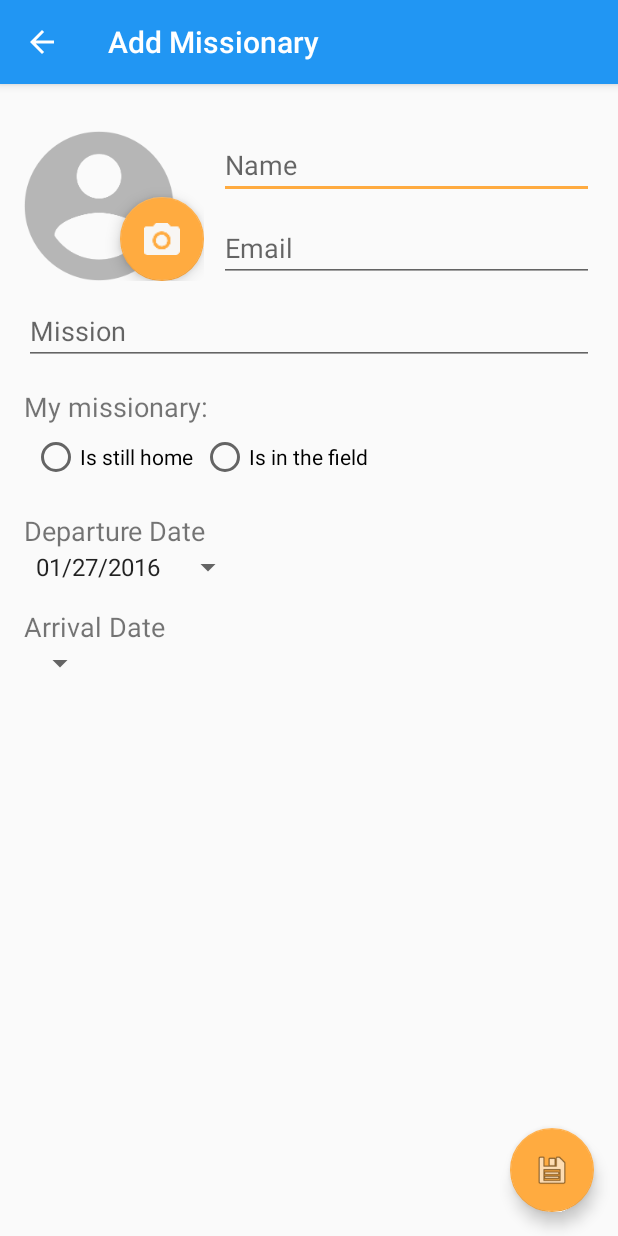
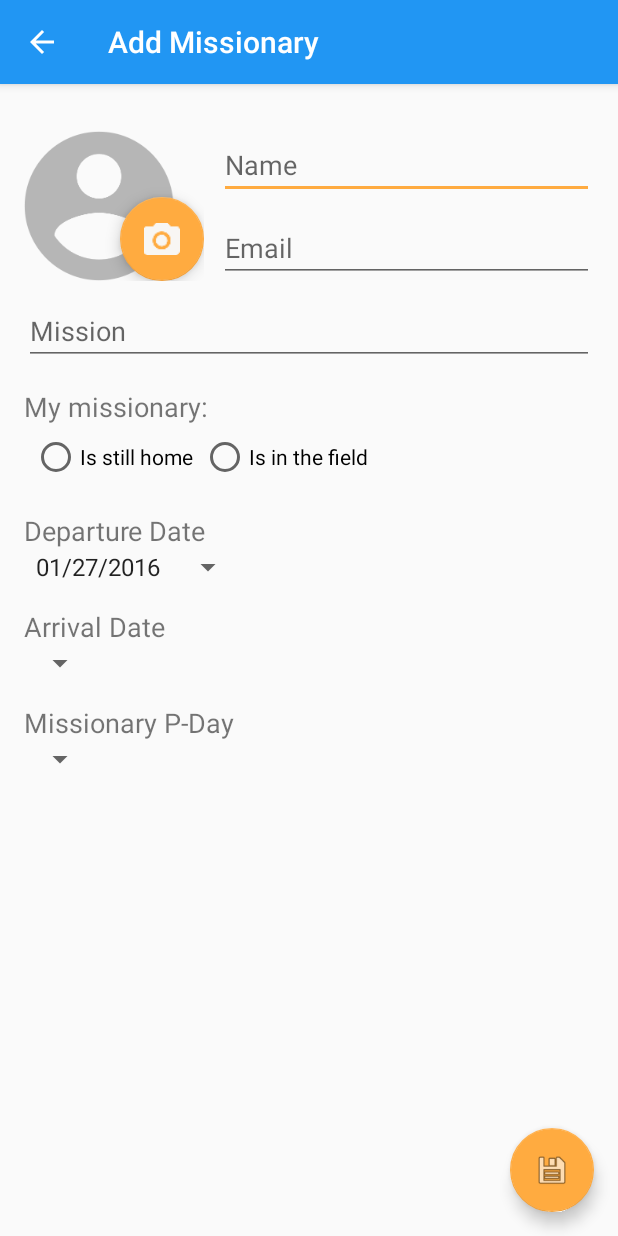
Before and after one commit to loganbentley/MissionaryTracker2, an Android app: the AddMissionaryActivity screen opened directly, with no data from a screen before it, on a phone screen of 412 x 824 dp. Run offline under Robolectric (Android 15) with nearby library versions, the phone set to English and light mode, and no system bars; our stand-ins replace Picasso; libraries missing offline, so code that uses them is left out: com.parse; pictures from the network do not load.

Commit message:
Added missionary row adapter stuff

```diff
--- a/app/src/main/java/missionarytracker/bent/com/missionarytracker/AddMissionaryActivity.java
+++ b/app/src/main/java/missionarytracker/bent/com/missionarytracker/AddMissionaryActivity.java
@@ -126,12 +126,12 @@ public class AddMissionaryActivity extends AppCompatActivity {
         mDepartureYear = cal.get(Calendar.YEAR);
         mDepartureMonth = cal.get(Calendar.MONTH);
         mDepartureDay = cal.get(Calendar.DATE);
-        Date date = cal.getTime();
-        ArrayList<String> dateArray = new ArrayList<>();
-        dateArray.add(0, dateFormat.format(date));
-        ArrayAdapter adapter2 = new ArrayAdapter(this, android.R.layout.simple_spinner_item, dateArray);
-        adapter2.setDropDownViewResource(android.R.layout.simple_spinner_dropdown_item);
-        mDepartureSpinner.setAdapter(adapter2);
+        Date departureDate = cal.getTime();
+        ArrayList<String> departureDateArray = new ArrayList<>();
+        departureDateArray.add(0, dateFormat.format(departureDate));
+        ArrayAdapter departureAdapter = new ArrayAdapter(this, android.R.layout.simple_spinner_item, departureDateArray);
+        departureAdapter.setDropDownViewResource(android.R.layout.simple_spinner_dropdown_item);
+        mDepartureSpinner.setAdapter(departureAdapter);
 
         mDepartureSpinner.setOnTouchListener(new View.OnTouchListener() {
             @Override
@@ -143,6 +143,16 @@ public class AddMissionaryActivity extends AppCompatActivity {
                 return true;
             }
         });
+
+        cal.add(Calendar.YEAR, 2);
+        mArrivalYear = cal.get(Calendar.YEAR);
+        mArrivalMonth = cal.get(Calendar.MONTH);
+        mArrivalDay = cal.get(Calendar.DATE);
+        Date arrivalDate = cal.getTime();
+        ArrayList<String> arrivalDateArray = new ArrayList<>();
+        arrivalDateArray.add(0, dateFormat.format(arrivalDate));
+        ArrayAdapter arrivalAdapter = new ArrayAdapter(this, android.R.layout.simple_spinner_item, arrivalDateArray);
+        arrivalAdapter.setDropDownViewResource(android.R.layout.simple_spinner_dropdown_item);
 
         mArrivalSpinner.setOnTouchListener(new View.OnTouchListener() {
 
--- a/app/src/main/java/missionarytracker/bent/com/missionarytracker/utils/ParseConstants.java
+++ b/app/src/main/java/missionarytracker/bent/com/missionarytracker/utils/ParseConstants.java
@@ -13,6 +13,7 @@ public class ParseConstants {
     public static final String MISSIONARY_DEPARTURE_DATE = "departureDate";
     public static final String MISSIONARY_ARRIVAL_DATE = "arrivalDate";
     public static final String MISSIONARY_USER = "user";
+    public static final String MISSIONARY_P_DAY = "missionaryPDay";
 
     public static final String TYPE_IMAGE = "image";
 
--- a/app/src/main/res/layout/content_add_missionary.xml
+++ b/app/src/main/res/layout/content_add_missionary.xml
@@ -168,6 +168,30 @@
 
         </LinearLayout>
 
+        <LinearLayout style="@style/fieldContainer">
+
+            <TextView
+                android:id="@+id/missionary_p_day"
+                android:layout_width="wrap_content"
+                android:layout_height="wrap_content"
+                android:text="@string/missionary_p_day"
+                android:textSize="18sp"/>
+
+            <LinearLayout
+                android:layout_width="match_parent"
+                android:layout_height="wrap_content"
+                android:orientation="vertical">
+
+                <Spinner
+                    android:id="@+id/p_day_spinner"
+                    android:layout_width="wrap_content"
+                    android:layout_height="wrap_content"
+                    android:textSize="18sp"/>
+
+            </LinearLayout>
+
+        </LinearLayout>
+
     </LinearLayout>
 
 </ScrollView>
--- a/app/src/main/res/values/strings.xml
+++ b/app/src/main/res/values/strings.xml
@@ -38,4 +38,6 @@
     <string name="title_activity_missionary_details">Missionary Details</string>
     <string name="general_error">Error</string>
     <string name="saving">Saving...</string>
+    <string name="time_to_write">Time To Write</string>
+    <string name="missionary_p_day">Missionary P-Day</string>
 </resources>
```
Also changed, not shown: app/src/main/java/missionarytracker/bent/com/missionarytracker/adapters/MissionaryRowAdapter.java (added, +77 -0 lines), app/src/main/java/missionarytracker/bent/com/missionarytracker/models/MissionaryModel.java (added, +44 -0 lines), app/src/main/res/mipmap-hdpi/ic_mail_alert.png (added), app/src/main/res/mipmap-mdpi/ic_mail_alert.png (added), app/src/main/res/mipmap-xhdpi/ic_mail_alert.png (added), app/src/main/res/mipmap-xxhdpi/ic_mail_alert.png (added), 1 other file.
